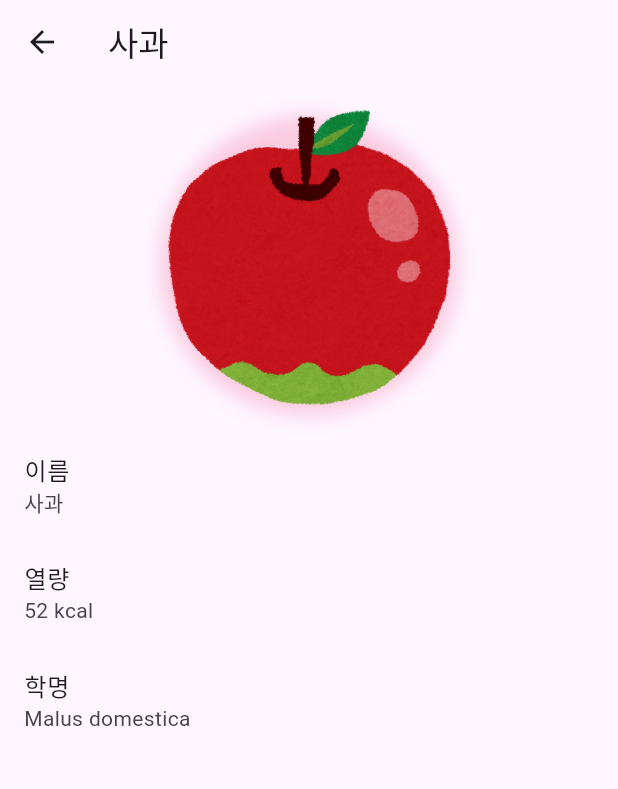
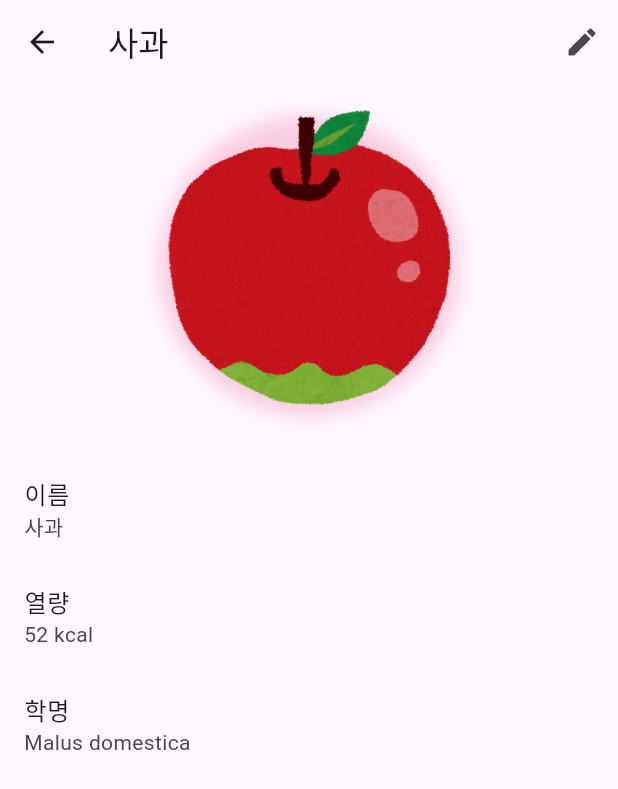
Before and after one commit to kobataAyaka/fruits_app, a Flutter app: the FruitListPage screen opened directly, after a tap on "사과", on a phone screen of 412 x 824 dp. Shown: the top 789 px of the screen. Run offline on Flutter 3.47's test engine with Material 3 defaults, Android fonts, the phone set to English and light mode, and no system bars; our stand-ins replace flutter_riverpod.

Commit message:
riverpod 추가

```diff
--- a/lib/fruit_data.dart
+++ b/lib/fruit_data.dart
@@ -1,17 +1,20 @@
 final List<Map<String, String>> fruits = [
   {
+    'id': '1',
     'name': '사과',
     'calories': '52 kcal',
     'scientificName': 'Malus domestica',
     'imageFileName': 'apple.png',
   },
   {
+    'id': '2',
     'name': '감귤',
     'calories': '43 kcal',
     'scientificName': 'Citrus sinensis',
     'imageFileName': 'orange.png',
   },
   {
+    'id': '3',
     'name': '포도',
     'calories': '67 kcal',
     'scientificName': 'Vitis vinifera',
--- a/lib/fruit_description_page.dart
+++ b/lib/fruit_description_page.dart
@@ -1,20 +1,32 @@
 import 'package:flutter/material.dart';
+import 'package:flutter_riverpod/flutter_riverpod.dart';
 
-class FruitDescriptionPage extends StatefulWidget {
-  final Map<String, String> fruit;
+import 'fruit_provider.dart';
 
-  const FruitDescriptionPage({super.key, required this.fruit});
+class FruitDescriptionPage extends ConsumerStatefulWidget {
+  final String fruitId;
+
+  const FruitDescriptionPage({super.key, required this.fruitId});
 
   @override
-  State<FruitDescriptionPage> createState() => _FruitDescriptionPageState();
+  ConsumerState<FruitDescriptionPage> createState() =>
+      _FruitDescriptionPageState();
 }
 
-class _FruitDescriptionPageState extends State<FruitDescriptionPage> {
+class _FruitDescriptionPageState extends ConsumerState<FruitDescriptionPage> {
+  late TextEditingController _nameController;
+  bool _isEditing = false;
   bool _imageVisible = false;
 
   @override
   void initState() {
     super.initState();
+
+    final initialFruit = ref
+        .read(fruitListProvider)
+        .firstWhere((fruit) => fruit['id'] == widget.fruitId);
+    _nameController = TextEditingController(text: initialFruit['name']);
+
     Future.delayed(const Duration(milliseconds: 200), () {
       if (mounted) {
         setState(() {
@@ -25,10 +37,69 @@ class _FruitDescriptionPageState extends State<FruitDescriptionPage> {
   }
 
   @override
+  void dispose() {
+    _nameController.dispose();
+    super.dispose();
+  }
+
+  void _toggleEdit() {
+    if (_isEditing) {
+      final newFruitName = _nameController.text;
+      if (newFruitName.isNotEmpty) {
+        ref
+            .read(fruitListProvider.notifier)
+            .updateFruitName(widget.fruitId, _nameController.text);
+      }
+    }
+    setState(() {
+      _isEditing = !_isEditing;
+    });
+  }
+
+  @override
   Widget build(BuildContext context) {
+    final fruit = ref.watch(fruitListProvider.select((fruits) {
+      try {
+        return fruits.firstWhere((fruit) => fruit['id'] == widget.fruitId);
+      } catch (e) {
+        return null;
+      }
+    }));
+
+    if (fruit == null) {
+      return Scaffold(
+        appBar: AppBar(title: const Text('오류')),
+        body: const Center(child: Text('과일을 찾을 수 없습니다.')),
+      );
+    }
+
+    if (!_isEditing && _nameController.text != fruit['name']) {
+      _nameController.text = fruit['name']!;
+    }
+
     return Scaffold(
       appBar: AppBar(
-        title: Text(widget.fruit['name']!),
+        title: _isEditing
+            ? TextField(
+                controller: _nameController,
+                autofocus: true,
+                style: const TextStyle(color: Colors.white, fontSize: 20),
+                decoration: const InputDecoration(
+                  hintText: '과일 이름을 입력하세요',
+                  hintStyle: TextStyle(color: Colors.white70),
+                  border: InputBorder.none,
+                ),
+                onSubmitted: (value) {
+                  _toggleEdit();
+                },
+              )
+            : Text(fruit['name']!),
+        actions: [
+          IconButton(
+            icon: Icon(_isEditing ? Icons.check : Icons.edit),
+            onPressed: _toggleEdit,
+          ),
+        ],
       ),
       body: ListView(
         children: <Widget>[
@@ -53,27 +124,48 @@ class _FruitDescriptionPageState extends State<FruitDescriptionPage> {
                     opacity: _imageVisible ? 1.0 : 0.0,
                     duration: const Duration(milliseconds: 500),
                     child: Image.asset(
-                      'assets/images/${widget.fruit['imageFileName']}',
+                      'assets/images/${fruit['imageFileName']}',
                       width: 200,
                       height: 200,
                       fit: BoxFit.cover,
+                      errorBuilder: (context, error, stackTrace) =>
+                          const Icon(Icons.broken_image, size: 200),
                     ),
                   ),
                 ),
               ),
             ),
           ),
-          ListTile(
-            title: const Text('이름'),
-            subtitle: Text(widget.fruit['name']!),
-          ),
+          const SizedBox(height: 16.0),
+          if (_isEditing)
+            Padding(
+              padding: const EdgeInsets.symmetric(horizontal: 16.0),
+              child: TextFormField(
+                controller: _nameController,
+                decoration: const InputDecoration(
+                  labelText: '과일 이름',
+                  border: OutlineInputBorder(),
+                ),
+                validator: (value) {
+                  if (value == null || value.isEmpty) {
+                    return '과일 이름을 입력하세요';
+                  }
+                  return null;
+                },
+              ),
+            )
+          else
+            ListTile(
+              title: const Text('이름'),
+              subtitle: Text(fruit['name']!),
+            ),
           ListTile(
             title: const Text('열량'),
-            subtitle: Text(widget.fruit['calories']!),
+            subtitle: Text(fruit['calories']!),
           ),
           ListTile(
             title: const Text('학명'),
-            subtitle: Text(widget.fruit['scientificName']!),
+            subtitle: Text(fruit['scientificName']!),
           ),
         ],
       ),
--- a/lib/fruit_list_page.dart
+++ b/lib/fruit_list_page.dart
@@ -1,37 +1,27 @@
 import 'package:flutter/material.dart';
+import 'package:flutter_riverpod/flutter_riverpod.dart';
 
 import 'add_fruit_page.dart';
 import 'fruit_data.dart';
 import 'fruit_description_page.dart';
+import 'fruit_provider.dart';
 
-class FruitListPage extends StatefulWidget {
+class FruitListPage extends ConsumerWidget {
   const FruitListPage({super.key});
 
-  @override
-  State<FruitListPage> createState() => _FruitListPageState();
-}
-
-class _FruitListPageState extends State<FruitListPage> {
-  void _navigateToAddFruitPage() async {
-    // Navigator.push で入力画面に遷移し、結果を受け取る
-    final newFruit = await Navigator.push<Map<String, String>>(
+  void _navigateToAddFruitPage(BuildContext context, WidgetRef ref) async {
+    final newFruitData = await Navigator.push<Map<String, String>>(
       context,
       MaterialPageRoute(builder: (context) => const AddFruitPage()),
     );
 
-    if (newFruit != null) {
-      // 返されたデータがあれば、リストに追加してUIを更新
-      setState(() {
-        // 必要であれば、新しいIDをここで付与する
-        // final newId = (_fruits.length + 1).toString();
-        // _fruits.add({...newFruit, 'id': newId});
-        fruits.add(newFruit);
-      });
+    if (newFruitData != null) {
+      ref.read(fruitListProvider.notifier).addFruit(newFruitData);
     }
   }
 
   @override
-  Widget build(BuildContext context) {
+  Widget build(BuildContext context, WidgetRef ref) {
     return Scaffold(
       appBar: AppBar(
         title: const Text('과일 리스트'),
@@ -66,7 +56,7 @@ class _FruitListPageState extends State<FruitListPage> {
                   context,
                   MaterialPageRoute(
                     builder: (context) => FruitDescriptionPage(
-                      fruit: fruits[index],
+                      fruitId: fruit['id']!,
                     ),
                   ),
                 );
@@ -76,7 +66,8 @@ class _FruitListPageState extends State<FruitListPage> {
         },
       ),
       floatingActionButton: FloatingActionButton(
-        onPressed: _navigateToAddFruitPage,
+        onPressed: () => _navigateToAddFruitPage(context, ref),
+        tooltip: '새로운 과일 추가',
         child: const Icon(Icons.add),
       ),
     );
--- a/pubspec.yaml
+++ b/pubspec.yaml
@@ -35,6 +35,7 @@ dependencies:
   # The following adds the Cupertino Icons font to your application.
   # Use with the CupertinoIcons class for iOS style icons.
   cupertino_icons: ^1.0.8
+  flutter_riverpod: ^2.6.1
 
 dev_dependencies:
   flutter_test:
```
Also changed, not shown: lib/fruit_provider.dart (added, +48 -0 lines), lib/main.dart (+10 -3 lines), pubspec.lock.
